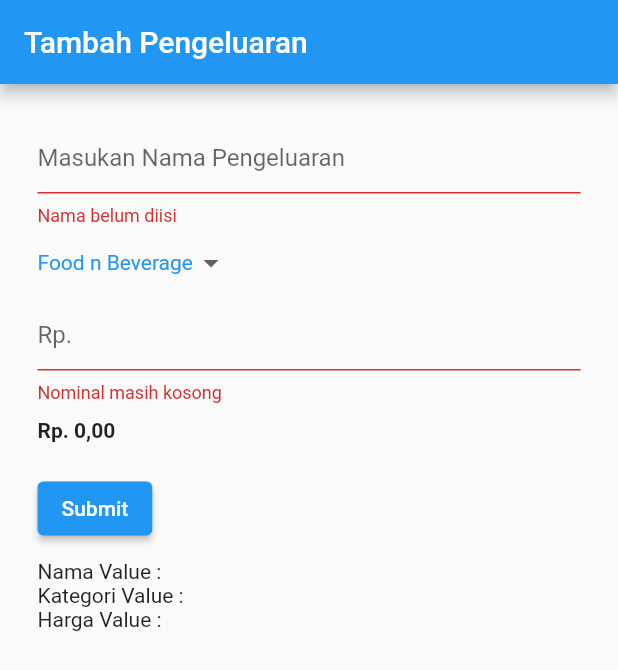
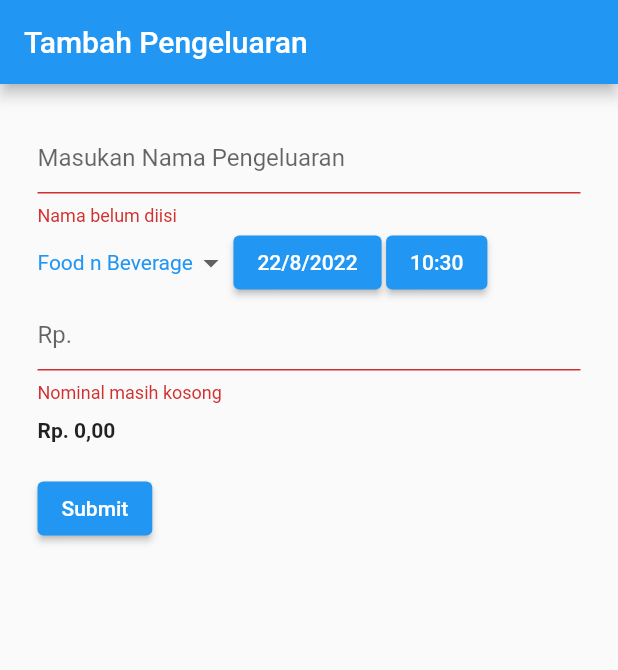
Before and after one commit to MoloKrakein/mybank_app, a Flutter app: the screen it shows after launch, after a tap on "Submit", on a phone screen of 412 x 824 dp. Shown: the top 670 px of the screen. Run offline on Flutter 3.47's test engine with Material 2 defaults, Android fonts, the phone set to English and light mode, and no system bars; our stand-ins replace cloud_firestore, firebase_core; accounts and stored records are empty.

Commit message:
Form Waktu + Tgl Update

```diff
--- a/lib/main.dart
+++ b/lib/main.dart
@@ -86,8 +86,19 @@
   ];
   int kat = 0;
   String nama = '';
-  String finalkategori = "";
+  String finalkategori = "Lain-lain";
   int value = 0;
+  //////////////////// TANGGAL CENTER /////////////
+  // var formatedDate= "${DateTime.now().day}/${DateTime.now().month}/${DateTime.now()}";
+  String tanggal = DateTime.now().day.toString() +
+      "/" +
+      DateTime.now().month.toString() +
+      "/" +
+      DateTime.now().year.toString();
+  String jam =
+      DateTime.now().hour.toString() + ":" + DateTime.now().minute.toString();
+  DateTime? _dateTime;
+  ////////////////////////////////////////////////
   var rupiah = 0;
   final convert = new NumberFormat("#,##0.000");
   //Controller
@@ -110,8 +121,8 @@
                   TextFormField(
                     //Namaewa
                     controller: namaController,
-                    decoration:
-                        const InputDecoration(hintText: 'Masukan Nama Pengeluaran'),
+                    decoration: const InputDecoration(
+                        hintText: 'Masukan Nama Pengeluaran'),
                     validator: (String? value) {
                       if (value == null || value.isEmpty) {
                         return 'Nama belum diisi';
@@ -119,14 +130,17 @@
                       return null;
                     },
                   ),
-                  DropdownButton<String>(
-                    hint:Text("Pilih"),
+                  Row(
+                    children: <Widget>[
+                      SizedBox(
+                        child: DropdownButton<String>(
+                            hint: Text("Pilih"),
                             icon: const Icon(Icons.arrow_drop_down),
                             style: const TextStyle(color: Colors.blue),
                             underline: Container(
                               color: Colors.blueAccent,
                             ),
-                      value: kat == null ? null : kategori[kat],
+                            value: kategori[kat],
                             items: kategori.map((String value) {
                               return new DropdownMenuItem(
                                 child: new Text(value),
@@ -139,21 +153,47 @@
                                 kat = kategori.indexOf(value);
                               });
                             }),
+                      ),
+                      Padding(
+                        padding: const EdgeInsets.symmetric(horizontal: 3),
+                        child: ElevatedButton(
+                            onPressed: () {
+                              showDatePicker(
+                                      context: context,
+                                      initialDate: DateTime.now(),
+                                      firstDate: DateTime(2021),
+                                      lastDate: DateTime(2069),
+                                      )
+                                  .then((date) => {setState(() {
+                                    _dateTime=date;
+                                    tanggal=DateFormat('dd/MM/yyyy').format(date!).toString();
+                                  })});
+                            },
+                            child: Text(_dateTime == null? tanggal:tanggal)),
+                      ),
+                      ElevatedButton(onPressed: () {
+                        showTimePicker(context: context, initialTime: TimeOfDay.now()).then((value) => {setState((){
+                          jam = value!.hour.toString()+":"+value.minute.toString();
+                        })});
+                      }, child: Text(jam)),
+                    ],
+                  ),
                   TextFormField(
                     //Isinyaewa
-
-                    onChanged: (String){
-                      setState((){
+                    onChanged: (String) {
+                      setState(() {
                         if (valueController.text.isNotEmpty) {
                           rupiah = int.parse(valueController.text);
-                        }else{
+                        } else {
                           rupiah = 0;
                         }
                       });
                     },
 
                     keyboardType: TextInputType.number,
-                    inputFormatters: <FilteringTextInputFormatter>[FilteringTextInputFormatter.allow(RegExp(r'[0-9]'))],
+                    inputFormatters: <FilteringTextInputFormatter>[
+                      FilteringTextInputFormatter.allow(RegExp(r'[0-9]'))
+                    ],
                     controller: valueController,
                     decoration: const InputDecoration(hintText: 'Rp.'),
                     validator: (String? value) {
@@ -165,7 +205,10 @@
                   ),
                   Padding(
                     padding: const EdgeInsets.symmetric(vertical: 10),
-                    child: Text(toRupiah.convertIDR(rupiah, 2),style: TextStyle(fontWeight: FontWeight.bold),),
+                    child: Text(
+                      toRupiah.convertIDR(rupiah, 2),
+                      style: TextStyle(fontWeight: FontWeight.bold),
+                    ),
                   ),
                   Padding(
                     padding: EdgeInsets.symmetric(vertical: 10),
@@ -173,30 +216,33 @@
                       child: Text("Submit"),
                       onPressed: () {
                         if (_formKey.currentState!.validate()) {
-                          createUser(name: namaController.text,kategori: finalkategori,val: int.parse(valueController.text));
+                          Future.delayed(
+                              Duration.zero, () => successAlert(context));
+                          createUser(
+                              name: namaController.text,
+                              kategori: finalkategori,
+                              tanggal: tanggal,
+                              val: int.parse(valueController.text),
+                              jam:jam);
                         }
                       },
                     ),
                   ),
-                  Column(
-                    children: [
-                      Row(
-                        children: [
-                          Text("Nama Value :"), Text(namaController.text),
-                        ],
-                      ),
-                      Row(
-                        children: [
-                          Text("Kategori Value :"), Text(finalkategori),
-                        ],
-                      ),
-                      Row(
-                        children: [
-                          Text("Harga Value :"), Text(valueController.text),
-                        ],
-                      )
-                    ],
-                  )
+                  // Row(
+                  //   children: [
+                  //     Text("Nama Value :"), Text(namaController.text),
+                  //   ],
+                  // ),
+                  // Row(
+                  //   children: [
+                  //     Text("Kategori Value :"), Text(finalkategori),
+                  //   ],
+                  // ),
+                  // Row(
+                  //   children: [
+                  //     Text("Harga Value :"), Text(valueController.text),
+                  //   ],
+                  // )
                 ],
               ),
             )
@@ -205,20 +251,28 @@
       );
 }
 
-Future createUser({required String name,required String kategori,required int val}) async {
+Future createUser(
+    {required String name, required String kategori, required int val, required String tanggal, required String jam}) async {
   int idgenerated = RNG();
   final docUser = FirebaseFirestore.instance
       .collection('users')
       .doc(idgenerated.toString());
 
   final out = output(
-    id: idgenerated.toString(),
-    name: name,
-    outval: val,
-    kategori: kategori
-  );
+      id: idgenerated.toString(), name: name, outval: val, kategori: kategori, jam: jam,tanggal: tanggal);
   final json = out.toJson();
   await docUser.set(json);
+}
+
+void successAlert(BuildContext context) {
+  showDialog(
+      context: context,
+      builder: (context) => AlertDialog(
+            content: Text("Data Berhasil Disimpan !"),
+            actions: [
+              // TextButton(onPressed: (){}, child: Text("OK"))
+            ],
+          ));
 }
 
 int RNG() {
@@ -227,10 +281,12 @@
   return rng;
 }
 
-class toRupiah{
-  static String convertIDR(dynamic number,int decimal){
+class toRupiah {
+  static String convertIDR(dynamic number, int decimal) {
     NumberFormat currencyFormatter = NumberFormat.currency(
-      locale: 'id',symbol: 'Rp. ',decimalDigits: decimal,
+      locale: 'id',
+      symbol: 'Rp. ',
+      decimalDigits: decimal,
     );
     return currencyFormatter.format(number);
   }
@@ -240,12 +296,16 @@
   String id;
   final String name;
   final kategori;
+  final tanggal;
+  final jam;
   final int outval;
 
   output({
     this.id = '',
+    required this.name,
     required this.kategori,
-    required this.name,
+    required this.jam,
+    required this.tanggal,
     required this.outval,
   });
 
@@ -253,6 +313,8 @@
         'id': id,
         'name': name,
         'kategori': kategori,
-        "outval": outval,
+        "harga": outval,
+        "tanggal":tanggal,
+        "jam":jam,
       };
 }
```
Also changed, not shown: lib/userdata.dart (added). Lines whose indentation alone changed are shown as unchanged.
